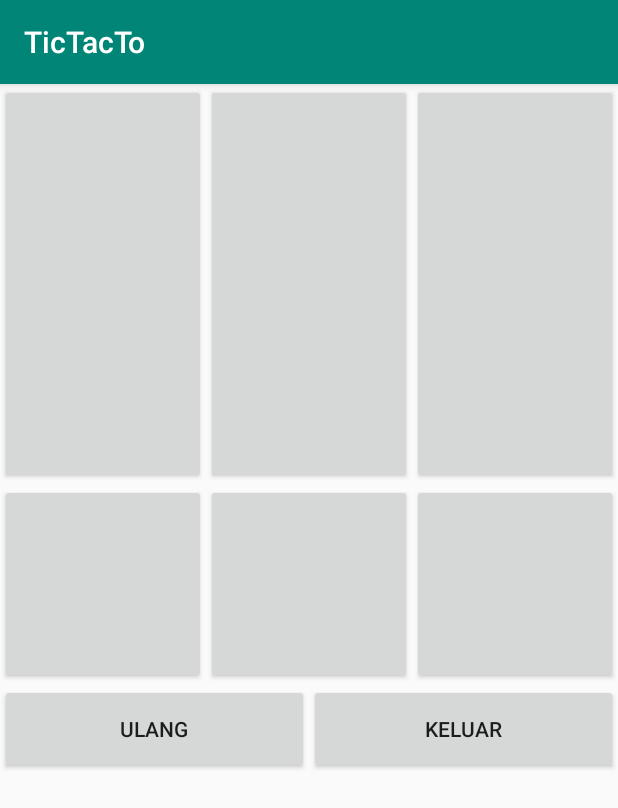
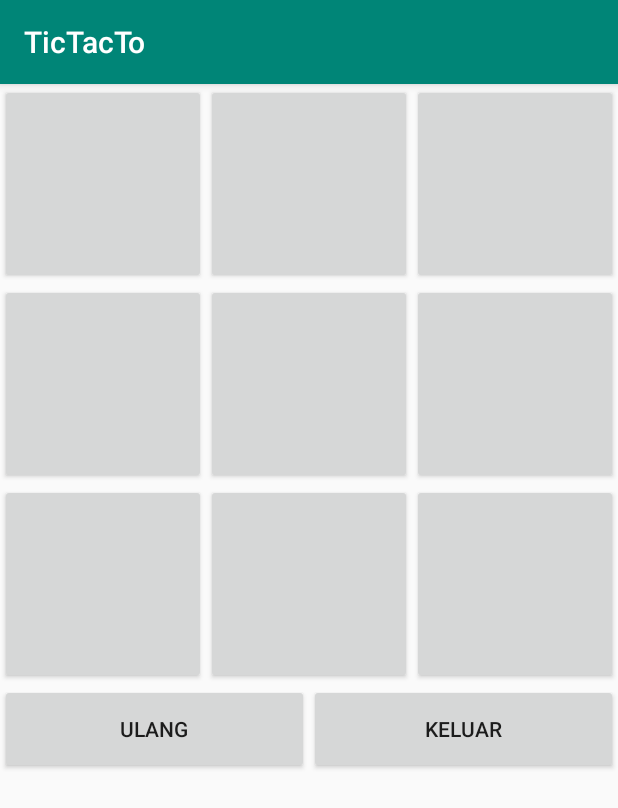
Before and after one commit to w33zy5/AndroidProjectPNB2018-2019, an Android app: the screen it shows after launch (MainActivity), on a phone screen of 412 x 824 dp. Shown: the top 808 px of the screen. Run offline under Robolectric (Android 15) with nearby library versions, the phone set to English and light mode, and no system bars.

Commit message:
Added comment for better documentation

```diff
--- a/app/src/main/java/com/example/krisnayana/tictacto/MainActivity.java
+++ b/app/src/main/java/com/example/krisnayana/tictacto/MainActivity.java
@@ -11,10 +11,26 @@ import android.widget.LinearLayout;
 
 public class MainActivity extends AppCompatActivity implements View.OnClickListener{
 
+    /*implements onclick listener ini berfungsi untuk membuat listener onclick
+    * pada button, sehingga onclick dapat dipusatkan pada sebuah overriding
+    * method onClick..*/
+
+    /*Untuk menambahkan linear layout horizontal pada layout atas, LinearLayout
+     * ini dibuat array karena pada aplikasi akan membuat linearlayout horizontal
+     * sebanyak baris yang dibutuhkan sehingga tampilan akan menjadi seperti grid
+     * layout*/
     private LinearLayout linearlayout[];
+
+    /*Array button untuk button pada papan permainan, ukuran 3 x 3*/
     private Button btn[][];
+
+    /*Deklarasi untuk menamai LinearLayout atas yang sudah dibuat di xml activitymain.xml*/
     private LinearLayout latas;
+
+    /*Untuk merubah giliran antara pemain O dan X*/
     private int giliran = 0;
+
+    //Menampung variabel warna yang sudah dibuat pada color
     private int merah, hijau, abu;
 
     @Override
@@ -22,62 +38,100 @@ public class MainActivity extends AppCompatActivity implements View.OnClickListe
         super.onCreate(savedInstanceState);
         setContentView(R.layout.activity_main);
 
+        //Memanggil warna-warna yang sudah dibuat
         merah = ContextCompat.getColor(this,R.color.merah);
         hijau = ContextCompat.getColor(this,R.color.hijau);
         abu = ContextCompat.getColor(this,R.color.abu);
 
+        /*Variabel point untuk menangkap lebarnya layar, digunakan untuk
+         * menentukan ukuran tombol pada papan permainan*/
         Point layar = new Point();
         getWindowManager().getDefaultDisplay().getSize(layar);
 
+        /*Karena ukuran permainan adalah 3 x 3, maka lebar layar dibagi 3*/
         int lebarTombol = (int)(layar.x/3);
 
+        /*Object linear layout horizontal dibuat 3 buah, untuk 3 baris*/
         linearlayout = new LinearLayout[3];
 
+        //Object button dibuat 3 x 3 sesuai papan permainan
         btn = new Button[3][3];
 
+        /*Menangkap layout atas, kemudian diberi nama latas (layout di xml
+        * yang berupa LinearLayout Vertical*/
         latas = findViewById(R.id.layoutatas);
 
+        /*Membuat param dari linear layout horizontal yang akan menjadi child
+        * pada latas, dibuat param agar ukuran sesuai lebar dan besar content*/
         LinearLayout.LayoutParams x = new LinearLayout.LayoutParams(ViewGroup.LayoutParams.MATCH_PARENT, ViewGroup.LayoutParams.WRAP_CONTENT);
 
+        /*Inisialisasi giliran dimulai dari 0*/
         giliran = 0;
 
+        /*Inisialisasi id masing-masing button sehingga mudah di kenal pada onclick
+        * terpusat dengan membangdingkan id dari button yang di click*/
         int n = 0;
 
-        for(int i = 0; i < 3; i++){
+        /*Perulangan inner looping untuk membuat linear layout horizontal yang merupakan
+        * child dari latas dan pembuatan button yagn merupakan array 3 x 3*/
+        for(int i=0; i<3; i++){
+
+            /*Membuat linear layout child dari layout latas*/
             linearlayout[i] = new LinearLayout(this);
             linearlayout[i].setOrientation(LinearLayout.HORIZONTAL);
             linearlayout[i].setLayoutParams(x);
 
+            //Menambahkan LinearLayout horizontal pada latas
             latas.addView(linearlayout[i]);
-            for(int j = 0; j < 3; j++){
+
+            for(int j=0; j<3; j++){
+
+                //Membuat button permainan 3 x 3
                 btn[i][j] = new Button(this);
+
+                //Set id masing-masing button
                 btn[i][j].setId(n++);
                 btn[i][j].setText("");
                 btn[i][j].setTextSize(20);
 
+                //Menambahkan perintah onClick
                 btn[i][j].setOnClickListener(this);
+
+                /*Setting lebar sesuai kebutuhan lebar layer/3 dan tinggi
+                * masing-masing tombol adalah 400px*/
                 btn[i][j].setWidth(lebarTombol);
-                btn[i][j].setHeight(400);
+                btn[i][j].setHeight(200);
 
+                //Menambahkan button yang dibuat ke linearlayout horizontal
                 linearlayout[i].addView(btn[i][j]);
             }
         }
 
+        //Menambahkan perintah pada button ulang
         Button ulang = findViewById(R.id.buttonUlang);
         ulang.setOnClickListener(new View.OnClickListener() {
             @Override
             public void onClick(View v) {
+
+                /*Mengembalikan giliran menjadi 0*/
                 giliran = 0;
-                for(int i = 0; i < 3; i++){
-                    for(int j = 0; j < 3; j++){
+                for(int i=0; i<3; i++){
+                    for(int j=0; j<3; j++){
+
+                        //Mengebalikan text masing-masing tombol menjadi kosong
                         btn[i][j].setText("");
+
+                        /*Mengembalikan tombol ke posisi siap di klik/enable*/
                         btn[i][j].setEnabled(true);
+
+                        //Mengembalikan warna tombol menjadi abu
                         btn[i][j].setBackgroundColor(abu);
                     }
                 }
             }
         });
 
+        //Menambahkan perintah pada button keluar
         Button keluar = findViewById(R.id.buttonKeluar);
         keluar.setOnClickListener(new View.OnClickListener(){
             @Override
@@ -87,20 +141,34 @@ public class MainActivity extends AppCompatActivity implements View.OnClickListe
         });
     }
 
+    /*Overriding dari oClickListener, semua button yang ada setOnClickListener(this);
+    * akan mengirimkan signal ke method ini*/
     @Override
     public void onClick(View v) {
-        for(int i = 0; i < 3; i++){
-            for(int j = 0; j < 3; j++){
+        for(int i=0; i<3; i++){
+            for(int j=0; j<3; j++){
+
+                /*Membandingkan button mana yang diklik dengan perbandingan id*/
                 if(v.getId()==btn[i][j].getId()){
+
+                    /*Jika giliran genap maka tombol akan di set text O dan
+                    * warnanya diganti merah*/
                     if(giliran%2==0){
                         btn[i][j].setText("O");
+
+                        //Mematikan tombol dengan disable set enable = false
                         btn[i][j].setEnabled(false);
                         btn[i][j].setBackgroundColor(merah);
                     }else{
+
+                        /*Jika giliran ganjil maka tombol akan di set text O dan
+                        * warnanya diganti merah*/
                         btn[i][j].setText("X");
                         btn[i][j].setEnabled(false);
                         btn[i][j].setBackgroundColor(hijau);
                     }
+
+                    /*Menambahkan giliran dengan 1 (autoincrement)*/
                     giliran++;
                 }
             }
--- a/app/src/main/res/layout/activity_main.xml
+++ b/app/src/main/res/layout/activity_main.xml
@@ -11,15 +11,6 @@
         android:layout_width="match_parent"
         android:layout_height="400dp"
         android:orientation="vertical" />
-        <!--android:layout_alignParentStart="true"
-        android:layout_alignParentLeft="true"
-        android:layout_alignParentTop="true"
-        android:layout_alignParentRight="true"
-        android:layout_marginStart="0dp"
-        android:layout_marginLeft="0dp"
-        android:layout_marginTop="0dp"
-        android:layout_marginRight="0dp"-->
-
 
     <LinearLayout
         android:id="@+id/layoutbawah"
```
